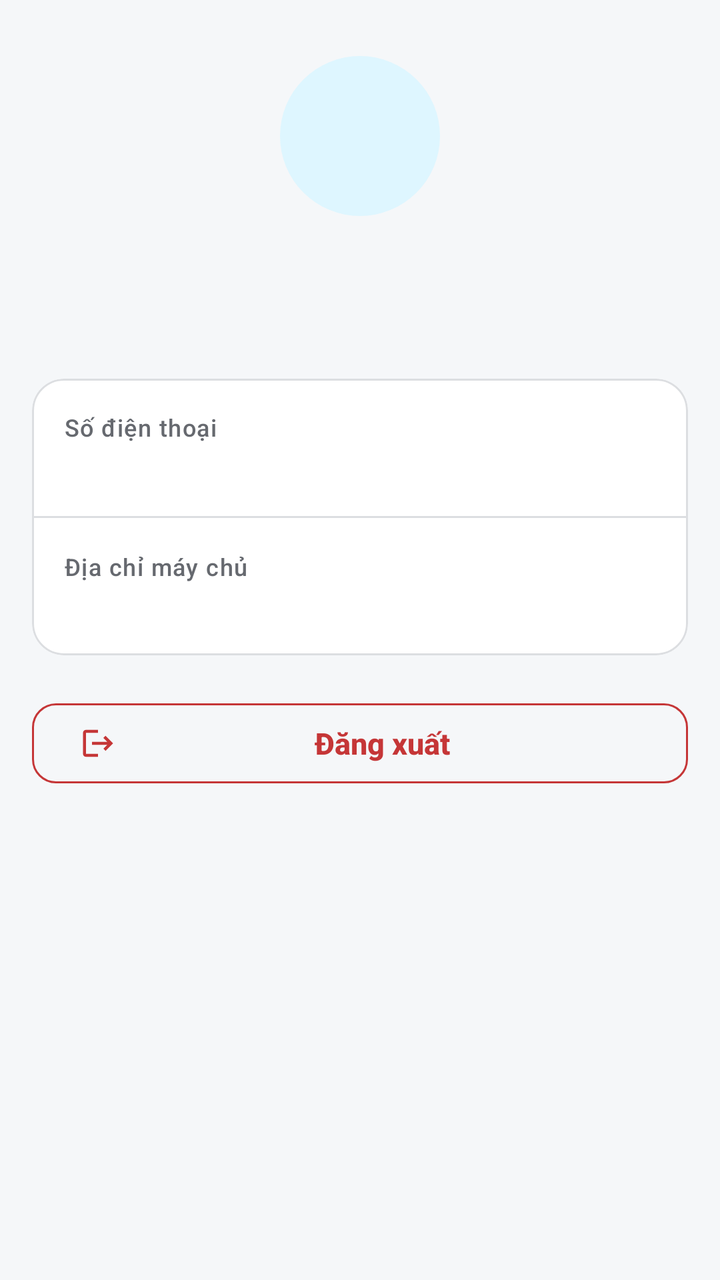
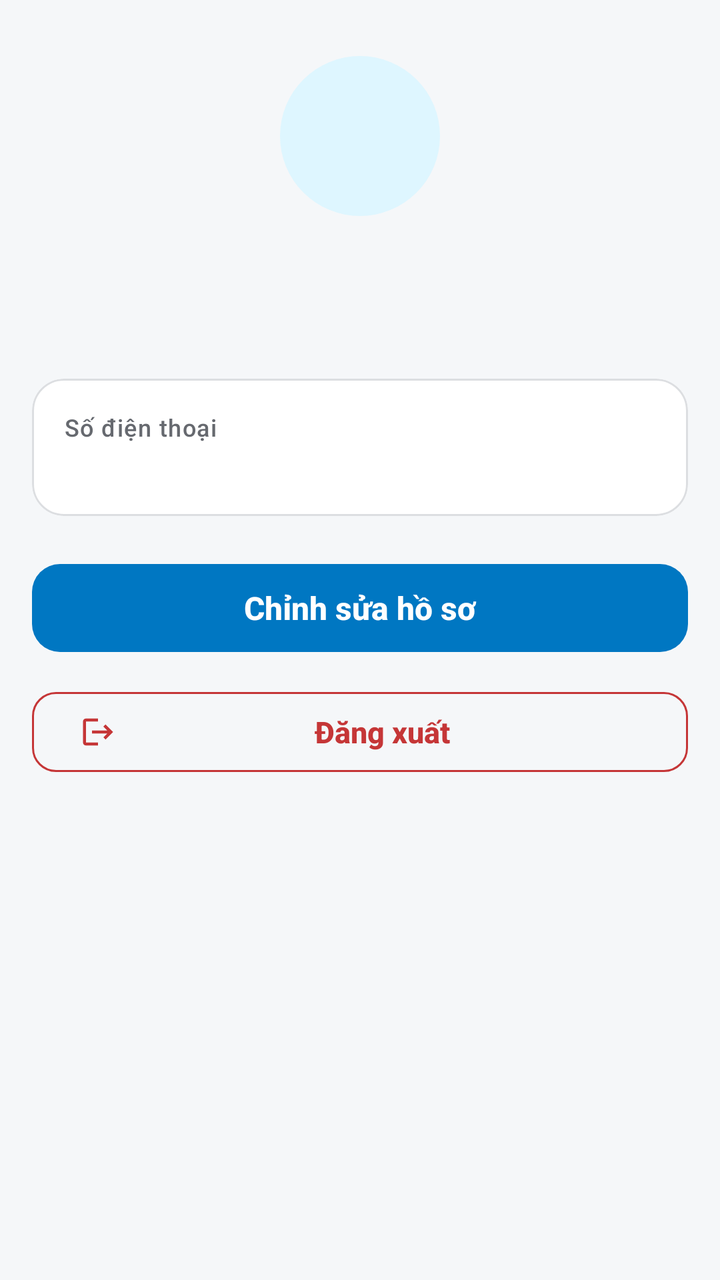

Screens rendered from an Android XML layout before and after an edit, with the pre-edit source and the edit as a unified diff.
<!-- AndroidManifest.xml: application theme Theme.TestMarking -->
<!-- res/layout/fragment_profile.xml -->
<?xml version="1.0" encoding="utf-8"?>
<ScrollView xmlns:android="http://schemas.android.com/apk/res/android"
    xmlns:app="http://schemas.android.com/apk/res-auto"
    android:layout_width="match_parent"
    android:layout_height="match_parent"
    android:background="@color/background"
    android:clipToPadding="false"
    android:fillViewport="true">

    <LinearLayout
        android:layout_width="match_parent"
        android:layout_height="wrap_content"
        android:orientation="vertical">

        <LinearLayout
            android:id="@+id/header"
            android:layout_width="match_parent"
            android:layout_height="wrap_content"
            android:gravity="center_horizontal"
            android:orientation="vertical"
            android:paddingStart="20dp"
            android:paddingTop="28dp"
            android:paddingEnd="20dp"
            android:paddingBottom="16dp">

            <TextView
                android:id="@+id/tvAvatar"
                android:layout_width="80dp"
                android:layout_height="80dp"
                android:background="@drawable/bg_avatar"
                android:gravity="center"
                android:textColor="@color/primary"
                android:textSize="32sp"
                android:textStyle="bold" />

            <TextView
                android:id="@+id/tvName"
                style="@style/TM.Text.Title"
                android:layout_width="wrap_content"
                android:layout_height="wrap_content"
                android:layout_marginTop="12dp" />

            <TextView
                android:id="@+id/tvEmail"
                android:layout_width="wrap_content"
                android:layout_height="wrap_content"
                android:layout_marginTop="2dp"
                android:textColor="@color/text_secondary"
                android:textSize="14sp" />
        </LinearLayout>

        <com.google.android.material.card.MaterialCardView
            android:layout_width="match_parent"
            android:layout_height="wrap_content"
            android:layout_marginStart="16dp"
            android:layout_marginEnd="16dp"
            app:cardBackgroundColor="@color/surface"
            app:cardCornerRadius="16dp"
            app:cardElevation="0dp"
            app:strokeColor="@color/border"
            app:strokeWidth="1dp">

            <LinearLayout
                android:layout_width="match_parent"
                android:layout_height="wrap_content"
                android:orientation="vertical">

                <LinearLayout
                    android:layout_width="match_parent"
                    android:layout_height="wrap_content"
                    android:orientation="vertical"
                    android:padding="16dp">

                    <TextView
                        style="@style/TM.Text.Label"
                        android:layout_width="wrap_content"
                        android:layout_height="wrap_content"
                        android:text="@string/profile_phone" />

                    <TextView
                        android:id="@+id/tvPhone"
                        android:layout_width="match_parent"
                        android:layout_height="wrap_content"
                        android:textColor="@color/text_primary"
                        android:textSize="15sp" />
                </LinearLayout>

                <View
                    android:layout_width="match_parent"
                    android:layout_height="1dp"
                    android:background="@color/border" />

                <LinearLayout
                    android:id="@+id/rowServer"
                    android:layout_width="match_parent"
                    android:layout_height="wrap_content"
                    android:background="?attr/selectableItemBackground"
                    android:clickable="true"
                    android:focusable="true"
                    android:orientation="vertical"
                    android:padding="16dp">

                    <TextView
                        style="@style/TM.Text.Label"
                        android:layout_width="wrap_content"
                        android:layout_height="wrap_content"
                        android:text="@string/profile_server" />

                    <TextView
                        android:id="@+id/tvServer"
                        android:layout_width="match_parent"
                        android:layout_height="wrap_content"
                        android:textColor="@color/text_primary"
                        android:textSize="15sp" />
                </LinearLayout>
            </LinearLayout>
        </com.google.android.material.card.MaterialCardView>

        <com.google.android.material.button.MaterialButton
            android:id="@+id/btnLogout"
            style="@style/TM.Button.Outlined"
            android:layout_width="match_parent"
            android:layout_height="wrap_content"
            android:layout_marginStart="16dp"
            android:layout_marginTop="20dp"
            android:layout_marginEnd="16dp"
            android:text="@string/profile_logout"
            android:textColor="@color/danger"
            app:icon="@drawable/ic_logout"
            app:iconTint="@color/danger"
            app:strokeColor="@color/danger" />

        <TextView
            android:id="@+id/tvVersion"
            android:layout_width="match_parent"
            android:layout_height="wrap_content"
            android:layout_marginTop="16dp"
            android:layout_marginBottom="24dp"
            android:gravity="center"
            android:textColor="@color/text_secondary"
            android:textSize="12sp" />
    </LinearLayout>
</ScrollView>
<!-- resources referenced by this layout -->
<resources>
  <color name="background">#F5F7F9</color>
  <color name="border">#DCDEE1</color>
  <color name="danger">#C53637</color>
  <color name="primary">#0077C2</color>
  <color name="surface">#FFFFFF</color>
  <color name="text_primary">#121417</color>
  <color name="text_secondary">#66696F</color>
  <!-- drawable bg_avatar (drawable) -->
  <?xml version="1.0" encoding="utf-8"?>
  <shape xmlns:android="http://schemas.android.com/apk/res/android" android:shape="oval">
      <solid android:color="@color/primary_soft" />
  </shape>
  <!-- drawable ic_logout (drawable) -->
  <?xml version="1.0" encoding="utf-8"?>
  <vector xmlns:android="http://schemas.android.com/apk/res/android"
      android:width="24dp"
      android:height="24dp"
      android:viewportWidth="24"
      android:viewportHeight="24"
      android:tint="?attr/colorControlNormal">
      <path
          android:fillColor="@android:color/white"
          android:pathData="M17,7l-1.41,1.41L18.17,11H8v2h10.17l-2.58,2.58L17,17l5,-5zM4,5h8V3H4c-1.1,0 -2,0.9 -2,2v14c0,1.1 0.9,2 2,2h8v-2H4V5z" />
  </vector>
  <string name="profile_logout">Đăng xuất</string>
  <string name="profile_phone">Số điện thoại</string>
  <string name="profile_server">Địa chỉ máy chủ</string>
  <style name="TM.Button.Outlined" parent="Widget.Material3.Button.OutlinedButton">
          <item name="android:minHeight">48dp</item>
          <item name="android:textSize">15sp</item>
          <item name="android:letterSpacing">0</item>
          <item name="android:textAllCaps">false</item>
          <item name="cornerRadius">12dp</item>
          <item name="strokeColor">@color/border</item>
          <item name="android:textColor">@color/text_primary</item>
      </style>
  <style name="TM.Text.Label" parent="TextAppearance.Material3.LabelMedium">
          <item name="android:textColor">@color/text_secondary</item>
      </style>
  <style name="TM.Text.Title" parent="TextAppearance.Material3.HeadlineSmall">
          <item name="android:textStyle">bold</item>
          <item name="android:textColor">@color/text_primary</item>
      </style>
  <color name="primary_soft">#DEF6FF</color>
  <color name="on_primary">#FFFFFF</color>
  <color name="on_primary_soft">#00457D</color>
  <color name="surface_soft">#F2F3F5</color>
  <style name="TM.Button.Primary" parent="Widget.Material3.Button">
          <item name="android:minHeight">52dp</item>
          <item name="android:textSize">16sp</item>
          <item name="android:textStyle">bold</item>
          <item name="android:letterSpacing">0</item>
          <item name="android:textAllCaps">false</item>
          <item name="cornerRadius">14dp</item>
          <item name="backgroundTint">@color/primary</item>
          <item name="android:textColor">@color/on_primary</item>
      </style>
  <style name="TM.TextInput" parent="Widget.Material3.TextInputLayout.OutlinedBox">
          <item name="boxCornerRadiusTopStart">12dp</item>
          <item name="boxCornerRadiusTopEnd">12dp</item>
          <item name="boxCornerRadiusBottomStart">12dp</item>
          <item name="boxCornerRadiusBottomEnd">12dp</item>
          <item name="boxStrokeColor">@color/primary</item>
          <item name="boxStrokeErrorColor">@color/danger</item>
          <item name="boxStrokeWidth">1dp</item>
          <item name="boxStrokeWidthFocused">2dp</item>
          <item name="android:textColorHint">@color/text_secondary</item>
          <item name="hintTextColor">@color/primary</item>
          <item name="errorTextColor">@color/danger</item>
          <item name="startIconTint">@color/text_secondary</item>
          <item name="endIconTint">@color/text_secondary</item>
      </style>
  <!-- unchanged entries left out for length: 1 -->
</resources>

<!-- the commit's change to res/layout/fragment_profile.xml (unified diff, before → after) -->
@@ -23,15 +23,29 @@
             android:paddingEnd="20dp"
             android:paddingBottom="16dp">
 
-            <TextView
-                android:id="@+id/tvAvatar"
+            <FrameLayout
                 android:layout_width="80dp"
-                android:layout_height="80dp"
-                android:background="@drawable/bg_avatar"
-                android:gravity="center"
-                android:textColor="@color/primary"
-                android:textSize="32sp"
-                android:textStyle="bold" />
+                android:layout_height="80dp">
+
+                <TextView
+                    android:id="@+id/tvAvatar"
+                    android:layout_width="80dp"
+                    android:layout_height="80dp"
+                    android:background="@drawable/bg_avatar"
+                    android:gravity="center"
+                    android:textColor="@color/primary"
+                    android:textSize="32sp"
+                    android:textStyle="bold" />
+
+                <com.google.android.material.imageview.ShapeableImageView
+                    android:id="@+id/ivAvatar"
+                    android:layout_width="match_parent"
+                    android:layout_height="match_parent"
+                    android:contentDescription="@string/profile_avatar"
+                    android:scaleType="centerCrop"
+                    android:visibility="gone"
+                    app:shapeAppearanceOverlay="@style/TM.ShapeCircle" />
+            </FrameLayout>
 
             <TextView
                 android:id="@+id/tvName"
@@ -85,36 +99,18 @@
                         android:textSize="15sp" />
                 </LinearLayout>
 
-                <View
-                    android:layout_width="match_parent"
-                    android:layout_height="1dp"
-                    android:background="@color/border" />
-
-                <LinearLayout
-                    android:id="@+id/rowServer"
-                    android:layout_width="match_parent"
-                    android:layout_height="wrap_content"
-                    android:background="?attr/selectableItemBackground"
-                    android:clickable="true"
-                    android:focusable="true"
-                    android:orientation="vertical"
-                    android:padding="16dp">
-
-                    <TextView
-                        style="@style/TM.Text.Label"
-                        android:layout_width="wrap_content"
-                        android:layout_height="wrap_content"
-                        android:text="@string/profile_server" />
-
-                    <TextView
-                        android:id="@+id/tvServer"
-                        android:layout_width="match_parent"
-                        android:layout_height="wrap_content"
-                        android:textColor="@color/text_primary"
-                        android:textSize="15sp" />
-                </LinearLayout>
             </LinearLayout>
         </com.google.android.material.card.MaterialCardView>
+
+        <com.google.android.material.button.MaterialButton
+            android:id="@+id/btnEditProfile"
+            style="@style/TM.Button.Primary"
+            android:layout_width="match_parent"
+            android:layout_height="wrap_content"
+            android:layout_marginStart="16dp"
+            android:layout_marginTop="20dp"
+            android:layout_marginEnd="16dp"
+            android:text="@string/profile_edit" />
 
         <com.google.android.material.button.MaterialButton
             android:id="@+id/btnLogout"
@@ -122,7 +118,7 @@
             android:layout_width="match_parent"
             android:layout_height="wrap_content"
             android:layout_marginStart="16dp"
-            android:layout_marginTop="20dp"
+            android:layout_marginTop="12dp"
             android:layout_marginEnd="16dp"
             android:text="@string/profile_logout"
             android:textColor="@color/danger"
<!-- resource entries referenced after the edit -->
@@ -24,9 +24,10 @@
           android:fillColor="@android:color/white"
           android:pathData="M17,7l-1.41,1.41L18.17,11H8v2h10.17l-2.58,2.58L17,17l5,-5zM4,5h8V3H4c-1.1,0 -2,0.9 -2,2v14c0,1.1 0.9,2 2,2h8v-2H4V5z" />
   </vector>
+  <string name="profile_avatar">Ảnh đại diện</string>
+  <string name="profile_edit">Chỉnh sửa hồ sơ</string>
   <string name="profile_logout">Đăng xuất</string>
   <string name="profile_phone">Số điện thoại</string>
-  <string name="profile_server">Địa chỉ máy chủ</string>
   <style name="TM.Button.Outlined" parent="Widget.Material3.Button.OutlinedButton">
           <item name="android:minHeight">48dp</item>
           <item name="android:textSize">15sp</item>
@@ -57,6 +58,10 @@
           <item name="backgroundTint">@color/primary</item>
           <item name="android:textColor">@color/on_primary</item>
       </style>
+  <style name="TM.ShapeCircle" parent="">
+          <item name="cornerFamily">rounded</item>
+          <item name="cornerSize">50%</item>
+      </style>
   <style name="TM.TextInput" parent="Widget.Material3.TextInputLayout.OutlinedBox">
           <item name="boxCornerRadiusTopStart">12dp</item>
           <item name="boxCornerRadiusTopEnd">12dp</item>
